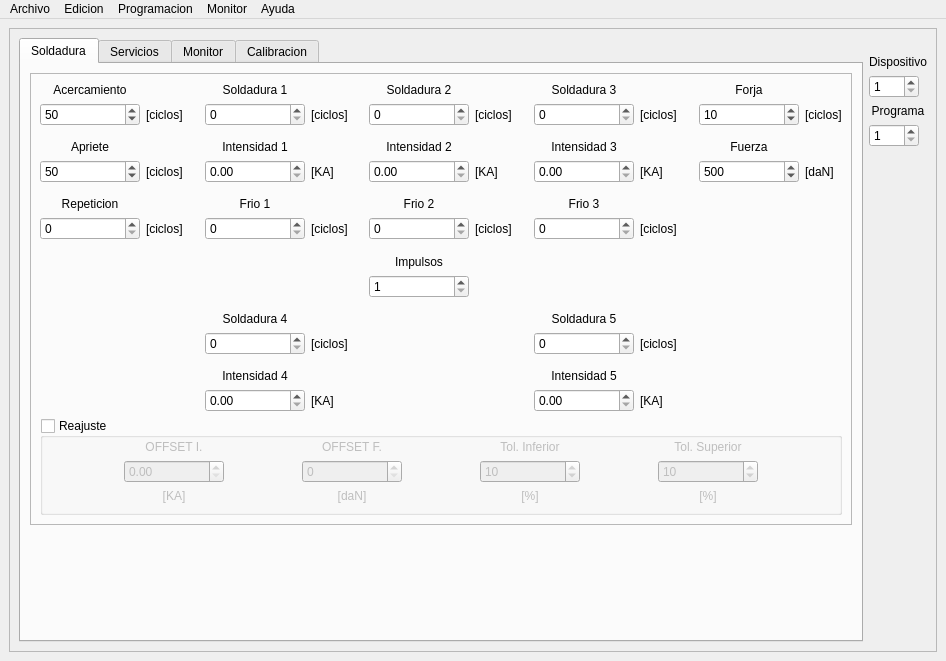
First picture: the form in src/main/guiMain.ui, repository marcelo21/controlSoldadura-pc, before the edit.
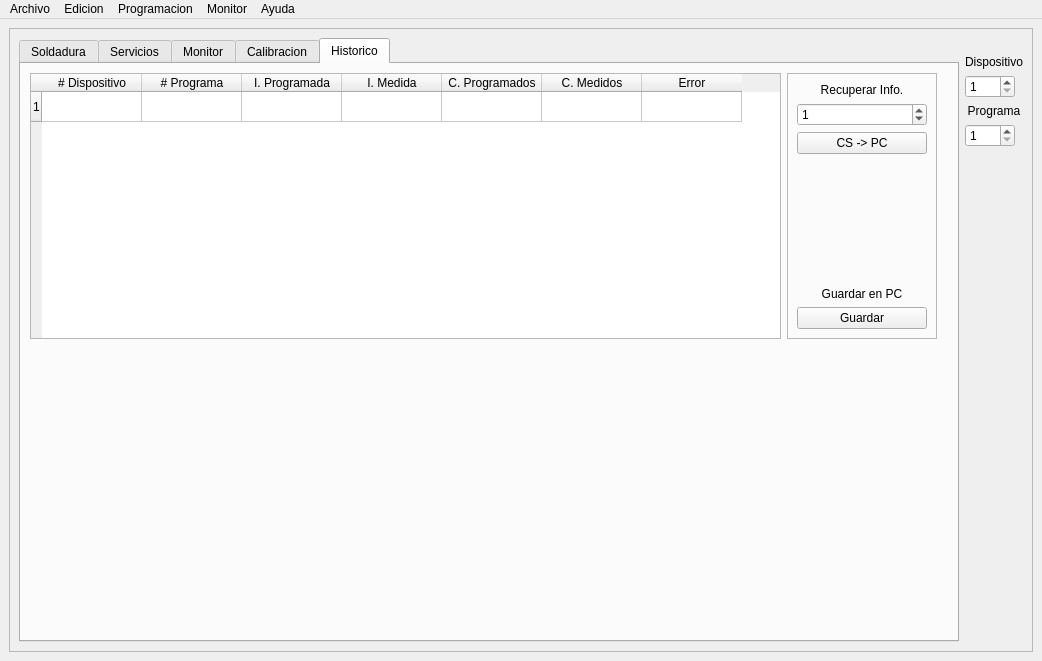
Second picture: the form after the edit. The open tabs and pages were chosen to show the change. Icons and pictures are not drawn. Custom widgets are drawn as their Qt base class.

Commit message: Como ahora el control posee 256 programas se tuvieron que hacer varias modificaciones en el archivo puertoSerie.py para permitir el nuevo mapeo. Ademas se agrego una nueva seccion llamada historico para ver los registros de las soldaduras realizadas.

Patch:
```diff
--- a/src/main/guiMain.ui
+++ b/src/main/guiMain.ui
@@ -6,7 +6,7 @@
    <rect>
     <x>0</x>
     <y>0</y>
-    <width>933</width>
+    <width>1042</width>
     <height>650</height>
    </rect>
   </property>
@@ -59,7 +59,7 @@
           <number>1</number>
          </property>
          <property name="maximum">
-          <number>5</number>
+          <number>8</number>
          </property>
         </widget>
        </item>
@@ -167,6 +167,12 @@
                   <height>16777215</height>
                  </size>
                 </property>
+                <property name="minimum">
+                 <number>1</number>
+                </property>
+                <property name="maximum">
+                 <number>255</number>
+                </property>
                 <property name="value">
                  <number>50</number>
                 </property>
@@ -683,6 +689,9 @@
                   <height>16777215</height>
                  </size>
                 </property>
+                <property name="maximum">
+                 <number>255</number>
+                </property>
                </widget>
               </item>
               <item row="16" column="10">
@@ -857,6 +866,12 @@
                   <height>16777215</height>
                  </size>
                 </property>
+                <property name="minimum">
+                 <number>1</number>
+                </property>
+                <property name="maximum">
+                 <number>255</number>
+                </property>
                 <property name="value">
                  <number>50</number>
                 </property>
@@ -4148,6 +4163,198 @@
            </item>
           </layout>
          </widget>
+         <widget class="QWidget" name="tab">
+          <attribute name="title">
+           <string>Historico</string>
+          </attribute>
+          <layout class="QGridLayout" name="gridLayout_17">
+           <item row="2" column="0" colspan="3">
+            <widget class="PlotWidget" name="graphWidget_5" native="true"/>
+           </item>
+           <item row="0" column="1">
+            <widget class="QFrame" name="frame">
+             <property name="sizePolicy">
+              <sizepolicy hsizetype="Expanding" vsizetype="Expanding">
+               <horstretch>0</horstretch>
+               <verstretch>0</verstretch>
+              </sizepolicy>
+             </property>
+             <property name="minimumSize">
+              <size>
+               <width>150</width>
+               <height>0</height>
+              </size>
+             </property>
+             <property name="maximumSize">
+              <size>
+               <width>150</width>
+               <height>16777215</height>
+              </size>
+             </property>
+             <property name="frameShape">
+              <enum>QFrame::StyledPanel</enum>
+             </property>
+             <property name="frameShadow">
+              <enum>QFrame::Plain</enum>
+             </property>
+             <layout class="QGridLayout" name="gridLayout_20">
+              <item row="2" column="0">
+               <widget class="QPushButton" name="btn_500">
+                <property name="text">
+                 <string>CS -&gt; PC</string>
+                </property>
+               </widget>
+              </item>
+              <item row="1" column="0">
+               <widget class="QSpinBox" name="caja_500">
+                <property name="maximum">
+                 <number>200</number>
+                </property>
+                <property name="value">
+                 <number>1</number>
+                </property>
+               </widget>
+              </item>
+              <item row="0" column="0">
+               <widget class="QLabel" name="lbl_500">
+                <property name="text">
+                 <string>Recuperar Info.</string>
+                </property>
+                <property name="alignment">
+                 <set>Qt::AlignCenter</set>
+                </property>
+               </widget>
+              </item>
+              <item row="4" column="0">
+               <widget class="QLabel" name="lbl_501">
+                <property name="text">
+                 <string>Guardar en PC</string>
+                </property>
+                <property name="alignment">
+                 <set>Qt::AlignCenter</set>
+                </property>
+               </widget>
+              </item>
+              <item row="5" column="0">
+               <widget class="QPushButton" name="btn_501">
+                <property name="text">
+                 <string>Guardar</string>
+                </property>
+               </widget>
+              </item>
+              <item row="3" column="0">
+               <spacer name="verticalSpacer_16">
+                <property name="orientation">
+                 <enum>Qt::Vertical</enum>
+                </property>
+                <property name="sizeHint" stdset="0">
+                 <size>
+                  <width>20</width>
+                  <height>40</height>
+                 </size>
+                </property>
+               </spacer>
+              </item>
+             </layout>
+            </widget>
+           </item>
+           <item row="2" column="3">
+            <spacer name="verticalSpacer_9">
+             <property name="orientation">
+              <enum>Qt::Vertical</enum>
+             </property>
+             <property name="sizeHint" stdset="0">
+              <size>
+               <width>5</width>
+               <height>267</height>
+              </size>
+             </property>
+            </spacer>
+           </item>
+           <item row="0" column="3">
+            <spacer name="verticalSpacer_2">
+             <property name="orientation">
+              <enum>Qt::Vertical</enum>
+             </property>
+             <property name="sizeHint" stdset="0">
+              <size>
+               <width>5</width>
+               <height>268</height>
+              </size>
+             </property>
+            </spacer>
+           </item>
+           <item row="0" column="0">
+            <widget class="QTableWidget" name="table_1">
+             <property name="sizePolicy">
+              <sizepolicy hsizetype="Expanding" vsizetype="Expanding">
+               <horstretch>0</horstretch>
+               <verstretch>0</verstretch>
+              </sizepolicy>
+             </property>
+             <property name="minimumSize">
+              <size>
+               <width>750</width>
+               <height>0</height>
+              </size>
+             </property>
+             <row>
+              <property name="text">
+               <string>1</string>
+              </property>
+             </row>
+             <column>
+              <property name="text">
+               <string># Dispositivo</string>
+              </property>
+             </column>
+             <column>
+              <property name="text">
+               <string># Programa</string>
+              </property>
+             </column>
+             <column>
+              <property name="text">
+               <string>I. Programada</string>
+              </property>
+             </column>
+             <column>
+              <property name="text">
+               <string>I. Medida</string>
+              </property>
+             </column>
+             <column>
+              <property name="text">
+               <string>C. Programados</string>
+              </property>
+             </column>
+             <column>
+              <property name="text">
+               <string>C. Medidos</string>
+              </property>
+             </column>
+             <column>
+              <property name="text">
+               <string>Error</string>
+              </property>
+             </column>
+            </widget>
+           </item>
+           <item row="1" column="0">
+            <spacer name="horizontalSpacer_12">
+             <property name="orientation">
+              <enum>Qt::Horizontal</enum>
+             </property>
+             <property name="sizeHint" stdset="0">
+              <size>
+               <width>40</width>
+               <height>20</height>
+              </size>
+             </property>
+            </spacer>
+           </item>
+          </layout>
+         </widget>
         </widget>
        </item>
       </layout>
@@ -4160,7 +4367,7 @@
     <rect>
      <x>0</x>
      <y>0</y>
-     <width>933</width>
+     <width>1042</width>
      <height>21</height>
     </rect>
    </property>
```
Left out of the diff: 582 changed lines with no effect on the pictures. The commit also changes 4 other files.
